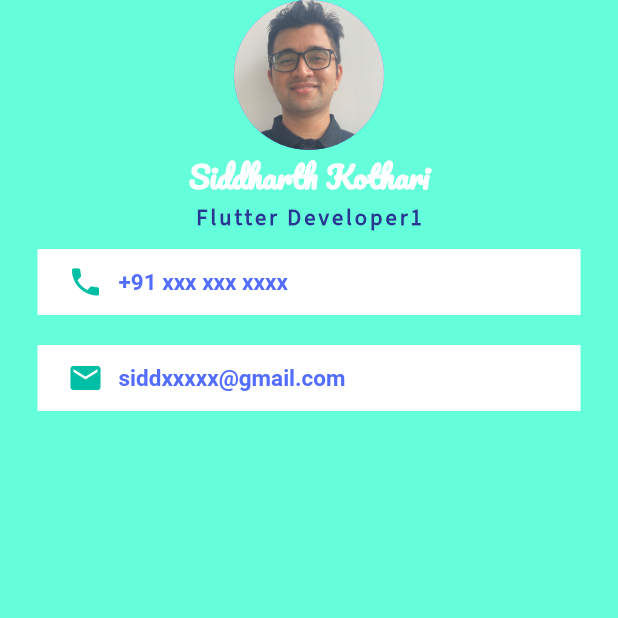
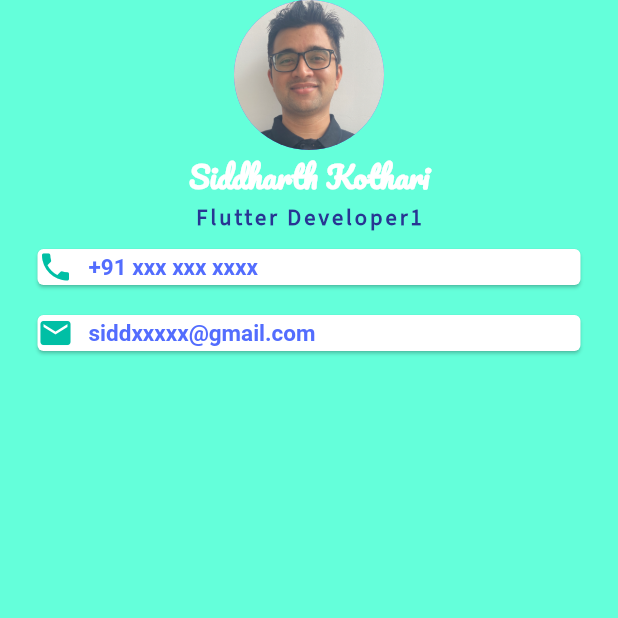
Before and after one commit to siddharth-kothari-spk/Flutter, a Flutter app: the screen it shows after launch, on a phone screen of 412 x 824 dp, the top half of it. Run offline on Flutter 3.47's test engine with Material 2 defaults, Android fonts, the phone set to English and light mode, and no system bars.

Commit message:
using Card widget

```diff
--- a/mi_card_flutter-master/lib/main.dart
+++ b/mi_card_flutter-master/lib/main.dart
@@ -37,10 +37,10 @@ class MyApp extends StatelessWidget {
                   fontFamily: 'Source Sans 3',
                   letterSpacing: 2),
             ),
-            Container(
+            Card(
               color: Colors.white,
               margin: EdgeInsets.symmetric(vertical: 10, horizontal: 25),
-              padding: EdgeInsets.fromLTRB(20, 10, 20, 10),
+              // padding: EdgeInsets.fromLTRB(20, 10, 20, 10),
               child: Row(
                 children: [
                   Icon(
@@ -60,10 +60,10 @@ class MyApp extends StatelessWidget {
                 ],
               ),
             ),
-            Container(
+            Card(
               color: Colors.white,
               margin: EdgeInsets.symmetric(vertical: 10, horizontal: 25),
-              padding: EdgeInsets.fromLTRB(20, 10, 20, 10),
+              // padding: EdgeInsets.fromLTRB(20, 10, 20, 10),
               child: Row(
                 children: [
                   Icon(
```
